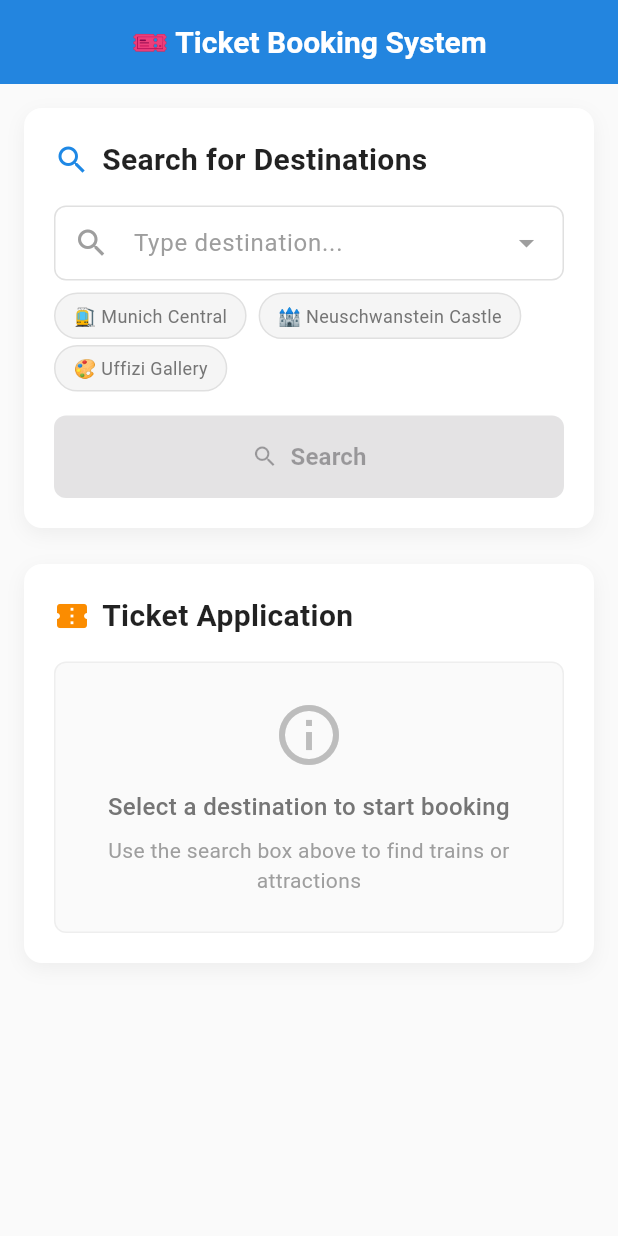
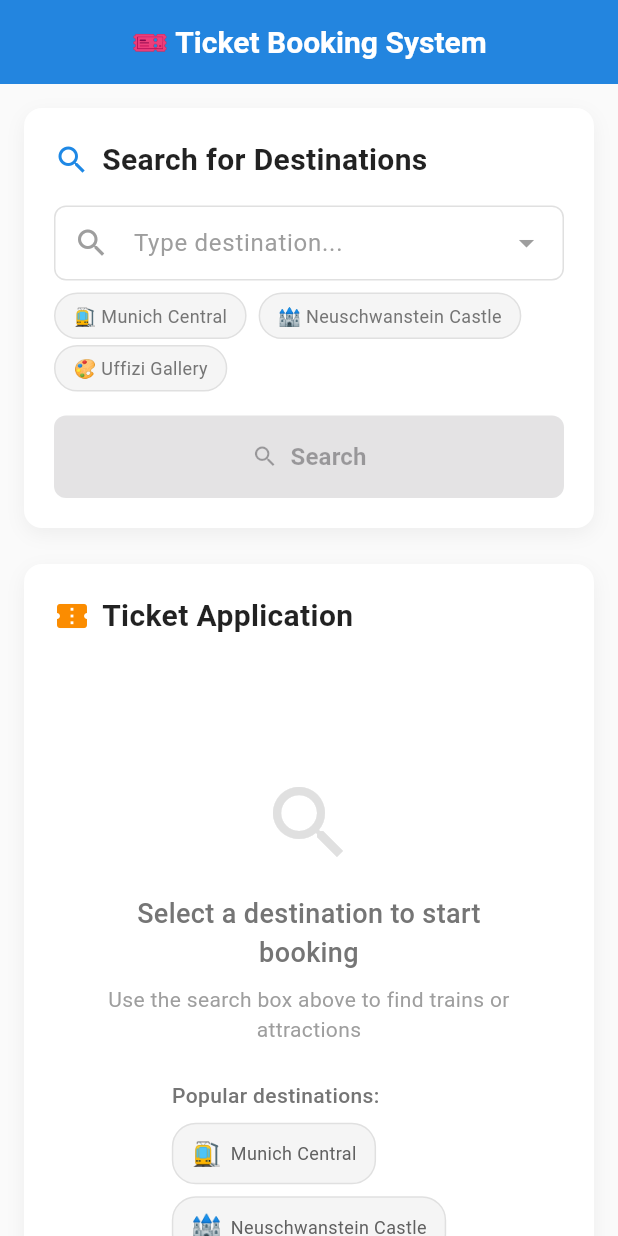
Before and after one commit to garyyang01/KTV-BTS, a Flutter app: the screen it shows after launch, on a phone screen of 412 x 824 dp. Run offline on Flutter 3.47's test engine with Material 3 defaults, Android fonts, the phone set to English and light mode, and no system bars; our stand-ins replace email_validator, flutter_dotenv, flutter_local_notifications; missing offline and left inert: enough_mail, mailer.

Commit message:
Refactors main page to use ContentDisplayWidget
Moves the content display logic from the main page into a separate `ContentDisplayWidget` for better modularity and maintainability.

The `ContentDisplayWidget` dynamically displays content based on the selected search option, including empty state, station content, and attraction content.

Adds animations for smoother transitions between different content states.
A refresh button is added to clear the selection.

```diff
--- a/ktv_bts/lib/pages/main_page.dart
+++ b/ktv_bts/lib/pages/main_page.dart
@@ -1,5 +1,6 @@
 import 'package:flutter/material.dart';
 import '../widgets/search_bar_widget.dart';
+import '../widgets/content_display_widget.dart';
 
 /// 主頁面 - 統一的票券搜索和申請頁面
 class MainPage extends StatefulWidget {
@@ -11,6 +12,12 @@ class MainPage extends StatefulWidget {
 
 class _MainPageState extends State<MainPage> {
   SearchOption? _selectedOption;
+
+  void _clearSelection() {
+    setState(() {
+      _selectedOption = null;
+    });
+  }
 
   @override
   Widget build(BuildContext context) {
@@ -41,7 +48,10 @@ class _MainPageState extends State<MainPage> {
               const SizedBox(height: 24),
 
               // 內容區域
-              _buildContentSection(),
+              ContentDisplayWidget(
+                selectedOption: _selectedOption,
+                onClearSelection: _clearSelection,
+              ),
             ],
           ),
         ),
@@ -136,96 +146,4 @@ class _MainPageState extends State<MainPage> {
     );
   }
 
-  /// 建立內容區域
-  Widget _buildContentSection() {
-    return Container(
-      padding: const EdgeInsets.all(20),
-      decoration: BoxDecoration(
-        color: Colors.white,
-        borderRadius: BorderRadius.circular(12),
-        boxShadow: [
-          BoxShadow(
-            color: Colors.black.withOpacity(0.05),
-            blurRadius: 10,
-            offset: const Offset(0, 4),
-          ),
-        ],
-      ),
-      child: Column(
-        crossAxisAlignment: CrossAxisAlignment.start,
-        children: [
-          // 標題
-          Row(
-            children: [
-              Icon(
-                Icons.confirmation_number,
-                color: Colors.orange.shade600,
-                size: 24,
-              ),
-              const SizedBox(width: 8),
-              const Text(
-                'Ticket Application',
-                style: TextStyle(
-                  fontSize: 20,
-                  fontWeight: FontWeight.bold,
-                  color: Colors.black87,
-                ),
-              ),
-            ],
-          ),
-
-          const SizedBox(height: 16),
-
-          // 佔位符內容
-          Container(
-            width: double.infinity,
-            padding: const EdgeInsets.all(24),
-            decoration: BoxDecoration(
-              color: Colors.grey.shade50,
-              borderRadius: BorderRadius.circular(8),
-              border: Border.all(color: Colors.grey.shade200),
-            ),
-            child: Column(
-              children: [
-                Icon(
-                  Icons.info_outline,
-                  size: 48,
-                  color: Colors.grey.shade400,
-                ),
-
-                const SizedBox(height: 12),
-
-                Text(
-                  _selectedOption == null
-                      ? 'Select a destination to start booking'
-                      : 'Selected: ${_selectedOption!.name}',
-                  style: TextStyle(
-                    fontSize: 16,
-                    color: _selectedOption == null
-                        ? Colors.grey.shade600
-                        : Colors.green.shade700,
-                    fontWeight: FontWeight.w500,
-                  ),
-                  textAlign: TextAlign.center,
-                ),
-
-                const SizedBox(height: 8),
-
-                Text(
-                  _selectedOption == null
-                      ? 'Use the search box above to find trains or attractions'
-                      : _selectedOption!.description,
-                  style: TextStyle(
-                    fontSize: 14,
-                    color: Colors.grey.shade500,
-                  ),
-                  textAlign: TextAlign.center,
-                ),
-              ],
-            ),
-          ),
-        ],
-      ),
-    );
-  }
 }
--- /dev/null
+++ b/ktv_bts/lib/widgets/content_display_widget.dart
@@ -0,0 +1,507 @@
+import 'package:flutter/material.dart';
+import 'search_bar_widget.dart';
+
+/// 內容顯示組件 - 根據搜索選擇動態顯示不同的票券申請區塊
+class ContentDisplayWidget extends StatefulWidget {
+  final SearchOption? selectedOption;
+  final VoidCallback? onClearSelection;
+
+  const ContentDisplayWidget({
+    super.key,
+    this.selectedOption,
+    this.onClearSelection,
+  });
+
+  @override
+  State<ContentDisplayWidget> createState() => _ContentDisplayWidgetState();
+}
+
+class _ContentDisplayWidgetState extends State<ContentDisplayWidget>
+    with TickerProviderStateMixin {
+  late AnimationController _animationController;
+  late Animation<double> _fadeAnimation;
+  late Animation<Offset> _slideAnimation;
+
+  @override
+  void initState() {
+    super.initState();
+    _animationController = AnimationController(
+      duration: const Duration(milliseconds: 300),
+      vsync: this,
+    );
+
+    _fadeAnimation = Tween<double>(
+      begin: 0.0,
+      end: 1.0,
+    ).animate(CurvedAnimation(
+      parent: _animationController,
+      curve: Curves.easeInOut,
+    ));
+
+    _slideAnimation = Tween<Offset>(
+      begin: const Offset(0, 0.1),
+      end: Offset.zero,
+    ).animate(CurvedAnimation(
+      parent: _animationController,
+      curve: Curves.easeOutCubic,
+    ));
+  }
+
+  @override
+  void didUpdateWidget(ContentDisplayWidget oldWidget) {
+    super.didUpdateWidget(oldWidget);
+    if (widget.selectedOption != oldWidget.selectedOption) {
+      if (widget.selectedOption != null) {
+        _animationController.forward();
+      } else {
+        _animationController.reverse();
+      }
+    }
+  }
+
+  @override
+  void dispose() {
+    _animationController.dispose();
+    super.dispose();
+  }
+
+  @override
+  Widget build(BuildContext context) {
+    return Container(
+      padding: const EdgeInsets.all(20),
+      decoration: BoxDecoration(
+        color: Colors.white,
+        borderRadius: BorderRadius.circular(12),
+        boxShadow: [
+          BoxShadow(
+            color: Colors.black.withOpacity(0.05),
+            blurRadius: 10,
+            offset: const Offset(0, 4),
+          ),
+        ],
+      ),
+      child: Column(
+        crossAxisAlignment: CrossAxisAlignment.start,
+        children: [
+          // 標題區域
+          _buildHeader(),
+
+          const SizedBox(height: 16),
+
+          // 動態內容區域
+          AnimatedSwitcher(
+            duration: const Duration(milliseconds: 300),
+            transitionBuilder: (child, animation) {
+              return FadeTransition(
+                opacity: animation,
+                child: SlideTransition(
+                  position: _slideAnimation,
+                  child: child,
+                ),
+              );
+            },
+            child: _buildContent(),
+          ),
+        ],
+      ),
+    );
+  }
+
+  /// 建立標題區域
+  Widget _buildHeader() {
+    return Row(
+      children: [
+        Icon(
+          Icons.confirmation_number,
+          color: Colors.orange.shade600,
+          size: 24,
+        ),
+        const SizedBox(width: 8),
+        const Text(
+          'Ticket Application',
+          style: TextStyle(
+            fontSize: 20,
+            fontWeight: FontWeight.bold,
+            color: Colors.black87,
+          ),
+        ),
+        const Spacer(),
+        if (widget.selectedOption != null)
+          IconButton(
+            onPressed: widget.onClearSelection,
+            icon: Icon(
+              Icons.refresh,
+              color: Colors.grey.shade600,
+            ),
+            tooltip: 'Clear selection',
+          ),
+      ],
+    );
+  }
+
+  /// 建立動態內容
+  Widget _buildContent() {
+    if (widget.selectedOption == null) {
+      return _buildEmptyState();
+    }
+
+    switch (widget.selectedOption!.type) {
+      case SearchOptionType.station:
+        return _buildStationContent();
+      case SearchOptionType.attraction:
+        return _buildAttractionContent();
+    }
+  }
+
+  /// 建立空狀態顯示
+  Widget _buildEmptyState() {
+    return Container(
+      key: const ValueKey('empty'),
+      width: double.infinity,
+      padding: const EdgeInsets.all(32),
+      child: Column(
+        children: [
+          Icon(
+            Icons.search,
+            size: 64,
+            color: Colors.grey.shade300,
+          ),
+
+          const SizedBox(height: 16),
+
+          Text(
+            'Select a destination to start booking',
+            style: TextStyle(
+              fontSize: 18,
+              color: Colors.grey.shade600,
+              fontWeight: FontWeight.w500,
+            ),
+            textAlign: TextAlign.center,
+          ),
+
+          const SizedBox(height: 8),
+
+          Text(
+            'Use the search box above to find trains or attractions',
+            style: TextStyle(
+              fontSize: 14,
+              color: Colors.grey.shade500,
+            ),
+            textAlign: TextAlign.center,
+          ),
+
+          const SizedBox(height: 24),
+
+          // 快速選擇建議
+          _buildQuickSelections(),
+        ],
+      ),
+    );
+  }
+
+  /// 建立車站內容
+  Widget _buildStationContent() {
+    return Container(
+      key: const ValueKey('station'),
+      child: Column(
+        crossAxisAlignment: CrossAxisAlignment.start,
+        children: [
+          // 選中的車站資訊
+          _buildSelectedOptionInfo(),
+
+          const SizedBox(height: 20),
+
+          // 車站票券預覽
+          _buildStationTicketPreview(),
+
+          const SizedBox(height: 20),
+
+          // 開始預訂按鈕
+          _buildBookingButton('Book Train Tickets'),
+        ],
+      ),
+    );
+  }
+
+  /// 建立景點內容
+  Widget _buildAttractionContent() {
+    return Container(
+      key: const ValueKey('attraction'),
+      child: Column(
+        crossAxisAlignment: CrossAxisAlignment.start,
+        children: [
+          // 選中的景點資訊
+          _buildSelectedOptionInfo(),
+
+          const SizedBox(height: 20),
+
+          // 景點門票預覽
+          _buildAttractionTicketPreview(),
+
+          const SizedBox(height: 20),
+
+          // 開始預訂按鈕
+          _buildBookingButton('Book Attraction Tickets'),
+        ],
+      ),
+    );
+  }
+
+  /// 建立選中選項資訊
+  Widget _buildSelectedOptionInfo() {
+    final option = widget.selectedOption!;
+
+    return Container(
+      padding: const EdgeInsets.all(16),
+      decoration: BoxDecoration(
+        color: option.type == SearchOptionType.station
+            ? Colors.blue.shade50
+            : Colors.orange.shade50,
+        borderRadius: BorderRadius.circular(8),
+        border: Border.all(
+          color: option.type == SearchOptionType.station
+              ? Colors.blue.shade200
+              : Colors.orange.shade200,
+        ),
+      ),
+      child: Row(
+        children: [
+          Text(
+            option.icon,
+            style: const TextStyle(fontSize: 32),
+          ),
+          const SizedBox(width: 16),
+          Expanded(
+            child: Column(
+              crossAxisAlignment: CrossAxisAlignment.start,
+              children: [
+                Text(
+                  option.name,
+                  style: const TextStyle(
+                    fontSize: 18,
+                    fontWeight: FontWeight.bold,
+                    color: Colors.black87,
+                  ),
+                ),
+                const SizedBox(height: 4),
+                Text(
+                  option.description,
+                  style: TextStyle(
+                    fontSize: 14,
+                    color: Colors.grey.shade600,
+                  ),
+                ),
+                const SizedBox(height: 8),
+                Container(
+                  padding: const EdgeInsets.symmetric(horizontal: 8, vertical: 4),
+                  decoration: BoxDecoration(
+                    color: option.type == SearchOptionType.station
+                        ? Colors.blue.shade100
+                        : Colors.orange.shade100,
+                    borderRadius: BorderRadius.circular(12),
+                  ),
+                  child: Text(
+                    option.type == SearchOptionType.station ? 'Train Station' : 'Tourist Attraction',
+                    style: TextStyle(
+                      fontSize: 12,
+                      fontWeight: FontWeight.w500,
+                      color: option.type == SearchOptionType.station
+                          ? Colors.blue.shade700
+                          : Colors.orange.shade700,
+                    ),
+                  ),
+                ),
+              ],
+            ),
+          ),
+        ],
+      ),
+    );
+  }
+
+  /// 建立車站票券預覽
+  Widget _buildStationTicketPreview() {
+    return Container(
+      padding: const EdgeInsets.all(16),
+      decoration: BoxDecoration(
+        color: Colors.grey.shade50,
+        borderRadius: BorderRadius.circular(8),
+        border: Border.all(color: Colors.grey.shade200),
+      ),
+      child: Column(
+        crossAxisAlignment: CrossAxisAlignment.start,
+        children: [
+          Row(
+            children: [
+              Icon(Icons.train, color: Colors.blue.shade600, size: 20),
+              const SizedBox(width: 8),
+              const Text(
+                'Train Ticket Features',
+                style: TextStyle(
+                  fontSize: 16,
+                  fontWeight: FontWeight.w600,
+                  color: Colors.black87,
+                ),
+              ),
+            ],
+          ),
+          const SizedBox(height: 12),
+          _buildFeatureItem(Icons.route, 'Multiple destination options'),
+          _buildFeatureItem(Icons.schedule, 'Flexible departure times'),
+          _buildFeatureItem(Icons.people, 'Adult and child tickets'),
+          _buildFeatureItem(Icons.confirmation_number, 'Instant booking confirmation'),
+        ],
+      ),
+    );
+  }
+
+  /// 建立景點門票預覽
+  Widget _buildAttractionTicketPreview() {
+    return Container(
+      padding: const EdgeInsets.all(16),
+      decoration: BoxDecoration(
+        color: Colors.grey.shade50,
+        borderRadius: BorderRadius.circular(8),
+        border: Border.all(color: Colors.grey.shade200),
+      ),
+      child: Column(
+        crossAxisAlignment: CrossAxisAlignment.start,
+        children: [
+          Row(
+            children: [
+              Icon(Icons.local_activity, color: Colors.orange.shade600, size: 20),
+              const SizedBox(width: 8),
+              const Text(
+                'Attraction Ticket Features',
+                style: TextStyle(
+                  fontSize: 16,
+                  fontWeight: FontWeight.w600,
+                  color: Colors.black87,
+                ),
+              ),
+            ],
+          ),
+          const SizedBox(height: 12),
+          _buildFeatureItem(Icons.access_time, 'Morning and afternoon sessions'),
+          _buildFeatureItem(Icons.family_restroom, 'Family-friendly pricing'),
+          _buildFeatureItem(Icons.calendar_today, 'Flexible date selection'),
+          _buildFeatureItem(Icons.email, 'Email confirmation'),
+        ],
+      ),
+    );
+  }
+
+  /// 建立功能項目
+  Widget _buildFeatureItem(IconData icon, String text) {
+    return Padding(
+      padding: const EdgeInsets.only(bottom: 8),
+      child: Row(
+        children: [
+          Icon(
+            icon,
+            size: 16,
+            color: Colors.grey.shade600,
+          ),
+          const SizedBox(width: 8),
+          Text(
+            text,
+            style: TextStyle(
+              fontSize: 14,
+              color: Colors.grey.shade700,
+            ),
+          ),
+        ],
+      ),
+    );
+  }
+
+  /// 建立預訂按鈕
+  Widget _buildBookingButton(String text) {
+    return SizedBox(
+      width: double.infinity,
+      child: ElevatedButton(
+        onPressed: () {
+          // TODO: 導航到對應的預訂頁面
+          ScaffoldMessenger.of(context).showSnackBar(
+            SnackBar(
+              content: Text('Opening $text for ${widget.selectedOption!.name}'),
+              backgroundColor: Colors.green.shade600,
+            ),
+          );
+        },
+        style: ElevatedButton.styleFrom(
+          backgroundColor: widget.selectedOption!.type == SearchOptionType.station
+              ? Colors.blue.shade600
+              : Colors.orange.shade600,
+          foregroundColor: Colors.white,
+          padding: const EdgeInsets.symmetric(vertical: 16),
+          shape: RoundedRectangleBorder(
+            borderRadius: BorderRadius.circular(8),
+          ),
+        ),
+        child: Text(
+          text,
+          style: const TextStyle(
+            fontSize: 16,
+            fontWeight: FontWeight.w600,
+          ),
+        ),
+      ),
+    );
+  }
+
+  /// 建立快速選擇建議
+  Widget _buildQuickSelections() {
+    final quickOptions = [
+      {'icon': '🚉', 'name': 'Munich Central', 'type': 'Station'},
+      {'icon': '🏰', 'name': 'Neuschwanstein Castle', 'type': 'Attraction'},
+      {'icon': '🎨', 'name': 'Uffizi Gallery', 'type': 'Attraction'},
+    ];
+
+    return Column(
+      crossAxisAlignment: CrossAxisAlignment.start,
+      children: [
+        Text(
+          'Popular destinations:',
+          style: TextStyle(
+            fontSize: 14,
+            fontWeight: FontWeight.w500,
+            color: Colors.grey.shade600,
+          ),
+        ),
+        const SizedBox(height: 8),
+        Wrap(
+          spacing: 8,
+          runSpacing: 8,
+          children: quickOptions.map((option) {
+            return Container(
+              padding: const EdgeInsets.symmetric(horizontal: 12, vertical: 8),
+              decoration: BoxDecoration(
+                color: Colors.grey.shade100,
+                borderRadius: BorderRadius.circular(16),
+                border: Border.all(color: Colors.grey.shade300),
+              ),
+              child: Row(
+                mainAxisSize: MainAxisSize.min,
+                children: [
+                  Text(
+                    option['icon']!,
+                    style: const TextStyle(fontSize: 16),
+                  ),
+                  const SizedBox(width: 6),
+                  Text(
+                    option['name']!,
+                    style: TextStyle(
+                      fontSize: 12,
+                      color: Colors.grey.shade700,
+                    ),
+                  ),
+                ],
+              ),
+            );
+          }).toList(),
+        ),
+      ],
+    );
+  }
+}
```
